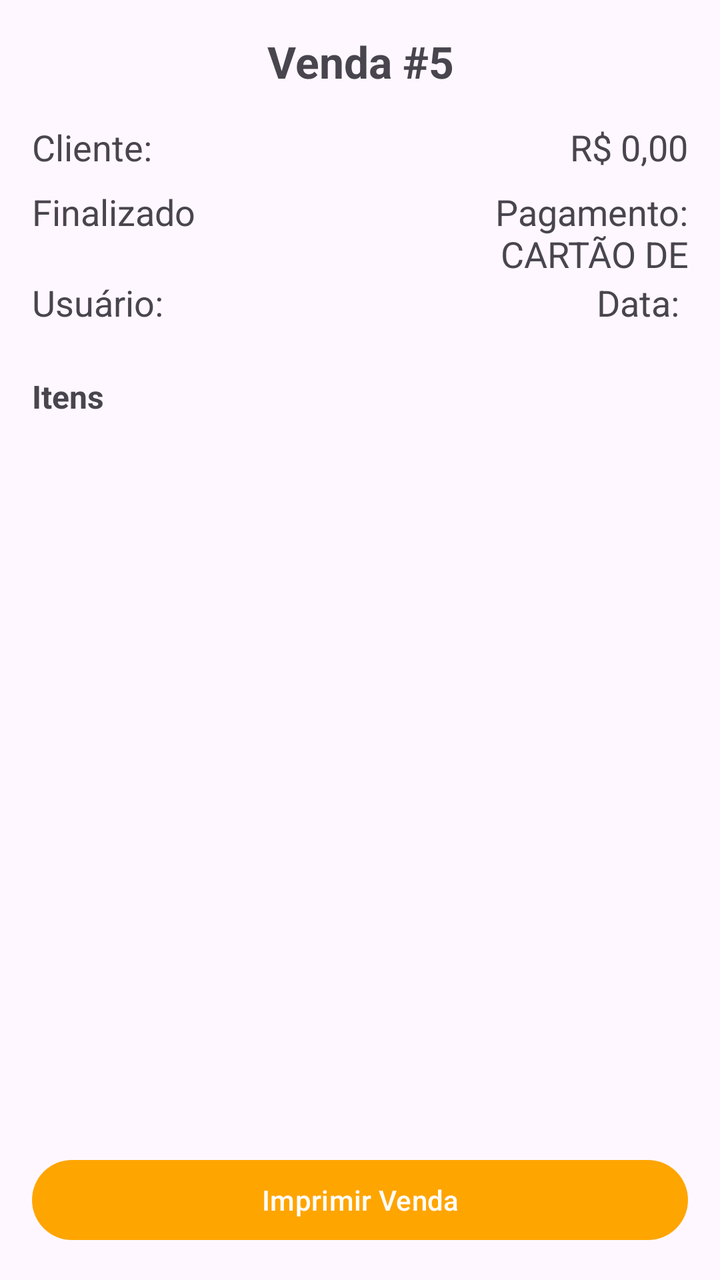
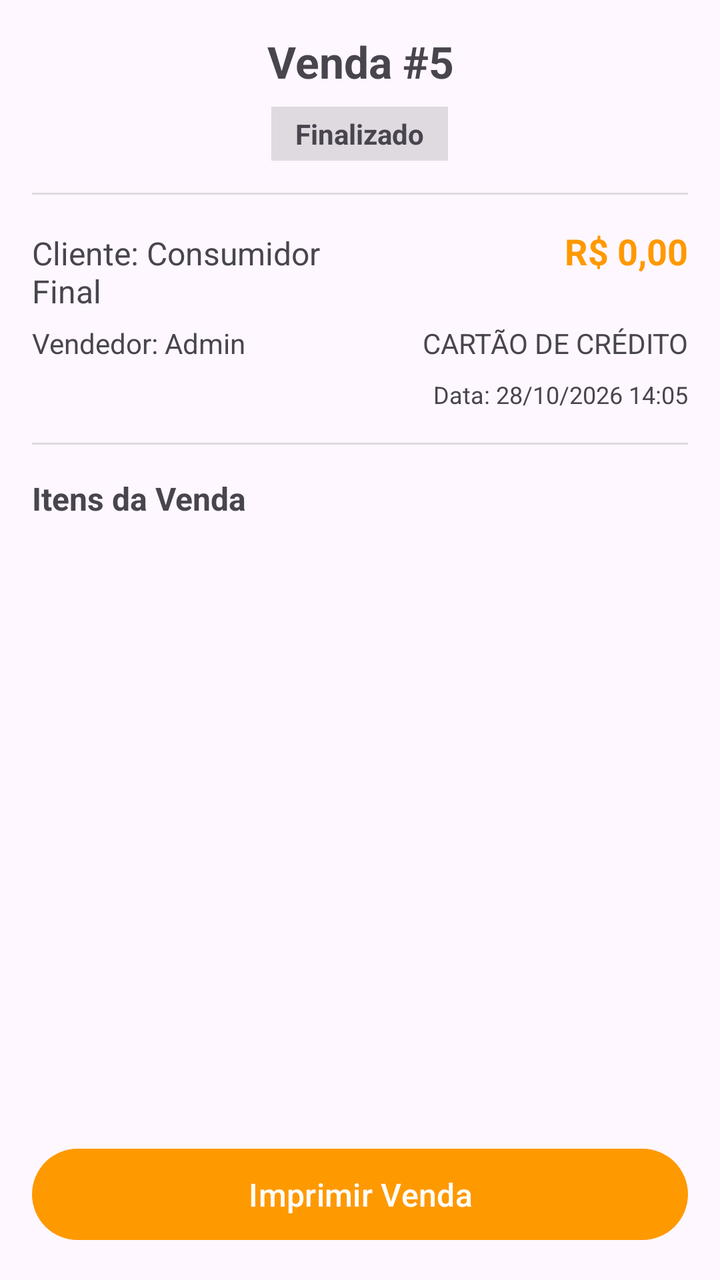

Two renders of the same Android screen: before a commit and after it. Below are the layout's source before the change and the commit's diff.
<!-- AndroidManifest.xml: application theme Theme.Pdv -->
<!-- res/layout/fragment_detalhes_venda.xml -->
<?xml version="1.0" encoding="utf-8"?>
<LinearLayout xmlns:android="http://schemas.android.com/apk/res/android"
    android:layout_width="match_parent"
    android:layout_height="match_parent"
    android:orientation="vertical"
    android:padding="16dp">

    <TextView
        android:id="@+id/vendaID"
        android:layout_width="match_parent"
        android:layout_height="wrap_content"
        android:gravity="center"
        android:text="Venda #5"
        android:textSize="22sp"
        android:textStyle="bold" />

    <LinearLayout
        android:layout_width="match_parent"
        android:layout_height="wrap_content"
        android:layout_marginTop="16dp"
        android:orientation="horizontal">

        <TextView
            android:id="@+id/cliente"
            android:layout_width="0dp"
            android:layout_height="wrap_content"
            android:layout_weight="1"
            android:text="Cliente: "
            android:textSize="18sp" />

        <TextView
            android:id="@+id/total"
            android:layout_width="0dp"
            android:layout_height="wrap_content"
            android:layout_weight="1"
            android:gravity="end"
            android:text="R$ 0,00"
            android:textSize="18sp" />
    </LinearLayout>

    <LinearLayout
        android:layout_width="match_parent"
        android:layout_height="wrap_content"
        android:layout_marginTop="8dp"
        android:orientation="horizontal">

        <TextView
            android:id="@+id/status"
            android:layout_width="0dp"
            android:layout_height="wrap_content"
            android:layout_weight="1"
            android:text="Finalizado"
            android:textSize="18sp" />

        <TextView
            android:id="@+id/forma_pag"
            android:layout_width="0dp"
            android:layout_height="wrap_content"
            android:layout_weight="1"
            android:gravity="end"
            android:maxLines="2"
            android:text="Pagamento: CARTÃO DE CRÉDITO"
            android:textSize="18sp" />
    </LinearLayout>
    <LinearLayout
        android:layout_width="match_parent"
        android:layout_height="wrap_content"
        android:orientation="horizontal">

        <TextView
            android:id="@+id/usuario"
            android:layout_width="0dp"
            android:layout_height="wrap_content"
            android:layout_weight="1"
            android:text="Usuário: "
            android:textSize="18sp" />

        <TextView
            android:id="@+id/dataHora"
            android:layout_width="0dp"
            android:layout_height="wrap_content"
            android:layout_weight="1"
            android:gravity="end"
            android:text="Data: "
            android:textSize="18sp" />
    </LinearLayout>

    <TextView
        android:layout_width="match_parent"
        android:layout_height="wrap_content"
        android:layout_marginTop="24dp"
        android:text="Itens"
        android:textSize="16sp"
        android:textStyle="bold" />

    <TextView
        android:id="@+id/mensagem"
        android:layout_width="match_parent"
        android:layout_height="wrap_content"
        android:gravity="center"
        android:padding="24dp"
        android:text="Nada foi encontrado"
        android:visibility="gone" />

    <ListView
        android:id="@+id/lista"
        android:layout_width="match_parent"
        android:layout_height="0dp"
        android:layout_weight="1" />

    <Button
        android:id="@+id/imprimir"
        android:layout_width="match_parent"
        android:layout_height="wrap_content"
        android:text="Imprimir Venda" />

</LinearLayout>
<!-- resources referenced by this layout -->
<resources>
  <style name="Theme.Pdv" parent="Base.Theme.Pdv">
          <item name="actionBarSize">@dimen/altura_actionbar</item>
      </style>
  <style name="Base.Theme.Pdv" parent="Theme.Material3.DayNight">
          
          <item name="colorPrimary">@color/botao_fundo</item>
  
      </style>
  <dimen name="altura_actionbar">64dp</dimen>
  <color name="botao_fundo">#FFA500</color>
</resources>

<!-- the commit's change to res/layout/fragment_detalhes_venda.xml (unified diff, before → after) -->
@@ -1,117 +1,154 @@
 <?xml version="1.0" encoding="utf-8"?>
-<LinearLayout xmlns:android="http://schemas.android.com/apk/res/android"
+<androidx.core.widget.NestedScrollView
+    xmlns:android="http://schemas.android.com/apk/res/android"
+    xmlns:tools="http://android.com"
     android:layout_width="match_parent"
     android:layout_height="match_parent"
-    android:orientation="vertical"
-    android:padding="16dp">
-
-    <TextView
-        android:id="@+id/vendaID"
-        android:layout_width="match_parent"
-        android:layout_height="wrap_content"
-        android:gravity="center"
-        android:text="Venda #5"
-        android:textSize="22sp"
-        android:textStyle="bold" />
+    android:fillViewport="true">
 
     <LinearLayout
         android:layout_width="match_parent"
         android:layout_height="wrap_content"
-        android:layout_marginTop="16dp"
-        android:orientation="horizontal">
+        android:orientation="vertical"
+        android:padding="16dp">
 
         <TextView
-            android:id="@+id/cliente"
-            android:layout_width="0dp"
+            android:id="@+id/vendaID"
+            android:layout_width="match_parent"
             android:layout_height="wrap_content"
-            android:layout_weight="1"
-            android:text="Cliente: "
-            android:textSize="18sp" />
-
-        <TextView
-            android:id="@+id/total"
-            android:layout_width="0dp"
-            android:layout_height="wrap_content"
-            android:layout_weight="1"
-            android:gravity="end"
-            android:text="R$ 0,00"
-            android:textSize="18sp" />
-    </LinearLayout>
-
-    <LinearLayout
-        android:layout_width="match_parent"
-        android:layout_height="wrap_content"
-        android:layout_marginTop="8dp"
-        android:orientation="horizontal">
+            android:gravity="center"
+            android:text="Venda #5"
+            android:textSize="22sp"
+            android:textStyle="bold"/>
 
         <TextView
             android:id="@+id/status"
-            android:layout_width="0dp"
+            android:layout_width="wrap_content"
             android:layout_height="wrap_content"
-            android:layout_weight="1"
+            android:layout_gravity="center_horizontal"
+            android:layout_marginTop="8dp"
+            android:layout_marginBottom="16dp"
+            android:background="?attr/colorControlHighlight"
+            android:paddingHorizontal="12dp"
+            android:paddingVertical="4dp"
             android:text="Finalizado"
-            android:textSize="18sp" />
+            android:textSize="14sp"
+            android:textStyle="bold" />
+
+        <View
+            android:layout_width="match_parent"
+            android:layout_height="1dp"
+            android:background="?android:attr/dividerVertical"
+            android:layout_marginBottom="16dp" />
+
+        <LinearLayout
+            android:layout_width="match_parent"
+            android:layout_height="wrap_content"
+            android:orientation="horizontal"
+            android:layout_marginBottom="8dp">
+
+            <TextView
+                android:id="@+id/cliente"
+                android:layout_width="0dp"
+                android:layout_height="wrap_content"
+                android:layout_weight="1"
+                android:text="Cliente: Consumidor Final"
+                android:textSize="16sp"/>
+
+            <TextView
+                android:id="@+id/total"
+                android:layout_width="0dp"
+                android:layout_height="wrap_content"
+                android:layout_weight="1"
+                android:gravity="end"
+                android:text="R$ 0,00"
+                android:textSize="18sp"
+                android:textStyle="bold"
+                android:textColor="?attr/colorPrimary" />
+        </LinearLayout>
+
+        <LinearLayout
+            android:layout_width="match_parent"
+            android:layout_height="wrap_content"
+            android:orientation="horizontal"
+            android:layout_marginBottom="8dp">
+
+            <TextView
+                android:id="@+id/usuario"
+                android:layout_width="0dp"
+                android:layout_height="wrap_content"
+                android:layout_weight="1"
+                android:text="Vendedor: Admin"
+                android:textSize="14sp" />
+
+            <TextView
+                android:id="@+id/forma_pag"
+                android:layout_width="0dp"
+                android:layout_height="wrap_content"
+                android:layout_weight="1"
+                android:gravity="end"
+                android:text="CARTÃO DE CRÉDITO"
+                android:textSize="14sp" />
+        </LinearLayout>
+
+        <LinearLayout
+            android:layout_width="match_parent"
+            android:layout_height="wrap_content"
+            android:orientation="horizontal"
+            android:layout_marginBottom="16dp">
+
+            <TextView
+                android:id="@+id/dataHora"
+                android:layout_width="match_parent"
+                android:layout_height="wrap_content"
+                android:gravity="end"
+                android:text="Data: 28/10/2026 14:05"
+                android:textSize="12sp" />
+        </LinearLayout>
+
+        <View
+            android:layout_width="match_parent"
+            android:layout_height="1dp"
+            android:background="?android:attr/dividerVertical"
+            android:layout_marginBottom="16dp" />
 
         <TextView
-            android:id="@+id/forma_pag"
-            android:layout_width="0dp"
+            android:layout_width="match_parent"
             android:layout_height="wrap_content"
-            android:layout_weight="1"
-            android:gravity="end"
-            android:maxLines="2"
-            android:text="Pagamento: CARTÃO DE CRÉDITO"
-            android:textSize="18sp" />
-    </LinearLayout>
-    <LinearLayout
-        android:layout_width="match_parent"
-        android:layout_height="wrap_content"
-        android:orientation="horizontal">
+            android:text="Itens da Venda"
+            android:textSize="16sp"
+            android:textStyle="bold"
+            android:layout_marginBottom="12dp" />
 
         <TextView
-            android:id="@+id/usuario"
-            android:layout_width="0dp"
+            android:id="@+id/mensagem"
+            android:layout_width="match_parent"
             android:layout_height="wrap_content"
-            android:layout_weight="1"
-            android:text="Usuário: "
-            android:textSize="18sp" />
+            android:gravity="center"
+            android:padding="24dp"
+            android:text="Nenhum item adicionado"
+            android:textSize="15sp"
+            android:visibility="gone" />
 
-        <TextView
-            android:id="@+id/dataHora"
-            android:layout_width="0dp"
+        <androidx.recyclerview.widget.RecyclerView
+            android:id="@+id/lista"
+            android:layout_width="match_parent"
             android:layout_height="wrap_content"
-            android:layout_weight="1"
-            android:gravity="end"
-            android:text="Data: "
-            android:textSize="18sp" />
+            android:layout_marginBottom="24dp"
+            android:nestedScrollingEnabled="false"/>
+
+        <View
+            android:layout_width="match_parent"
+            android:layout_height="0dp"
+            android:layout_weight="1" />
+
+        <Button
+            android:id="@+id/imprimir"
+            android:layout_width="match_parent"
+            android:layout_height="wrap_content"
+            android:padding="12dp"
+            android:text="Imprimir Venda"
+            android:textSize="16sp" />
+
     </LinearLayout>
-
-    <TextView
-        android:layout_width="match_parent"
-        android:layout_height="wrap_content"
-        android:layout_marginTop="24dp"
-        android:text="Itens"
-        android:textSize="16sp"
-        android:textStyle="bold" />
-
-    <TextView
-        android:id="@+id/mensagem"
-        android:layout_width="match_parent"
-        android:layout_height="wrap_content"
-        android:gravity="center"
-        android:padding="24dp"
-        android:text="Nada foi encontrado"
-        android:visibility="gone" />
-
-    <ListView
-        android:id="@+id/lista"
-        android:layout_width="match_parent"
-        android:layout_height="0dp"
-        android:layout_weight="1" />
-
-    <Button
-        android:id="@+id/imprimir"
-        android:layout_width="match_parent"
-        android:layout_height="wrap_content"
-        android:text="Imprimir Venda" />
-
-</LinearLayout>
+</androidx.core.widget.NestedScrollView>
<!-- resource entries referenced after the edit -->
@@ -1,14 +1,14 @@
 <!-- resources referenced by this layout -->
 <resources>
   <style name="Theme.Pdv" parent="Base.Theme.Pdv">
-          <item name="actionBarSize">@dimen/altura_actionbar</item>
+          <item name="windowActionBar">false</item>
+          <item name="windowNoTitle">true</item>
       </style>
   <style name="Base.Theme.Pdv" parent="Theme.Material3.DayNight">
           
           <item name="colorPrimary">@color/botao_fundo</item>
   
       </style>
-  <dimen name="altura_actionbar">64dp</dimen>
-  <color name="botao_fundo">#FFA500</color>
+  <color name="botao_fundo">#FF9900</color>
 </resources>
 
